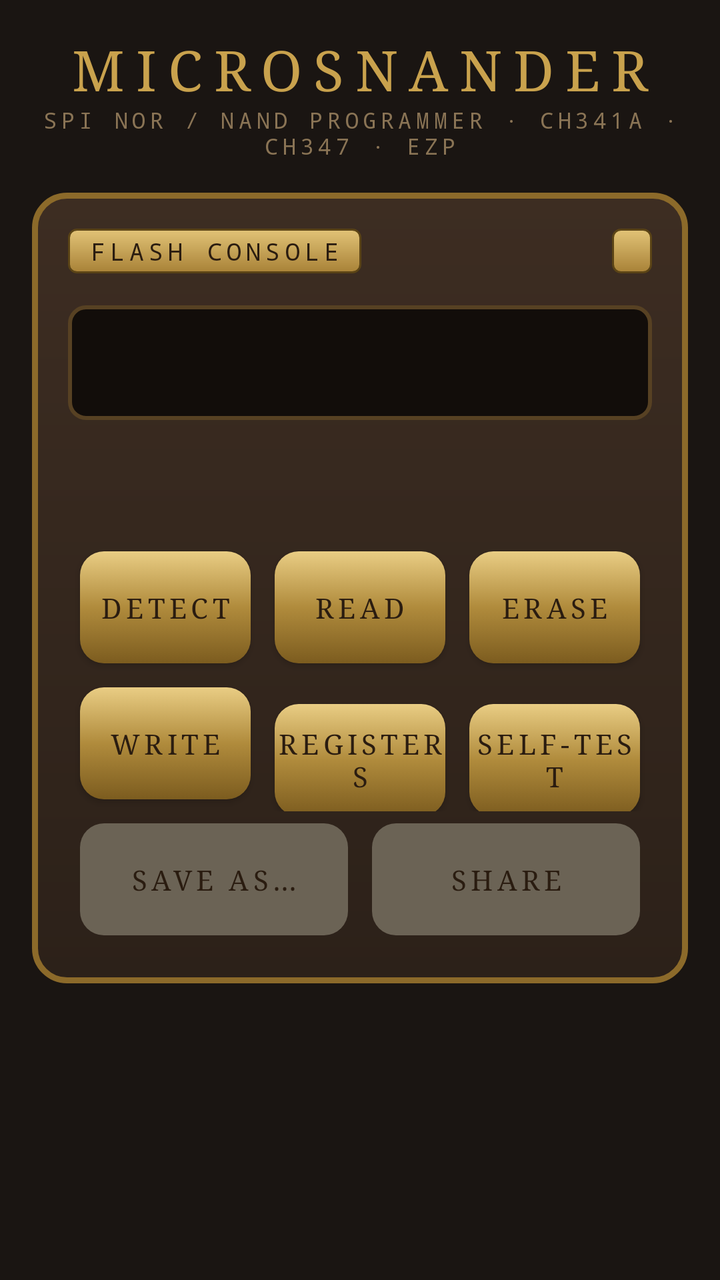
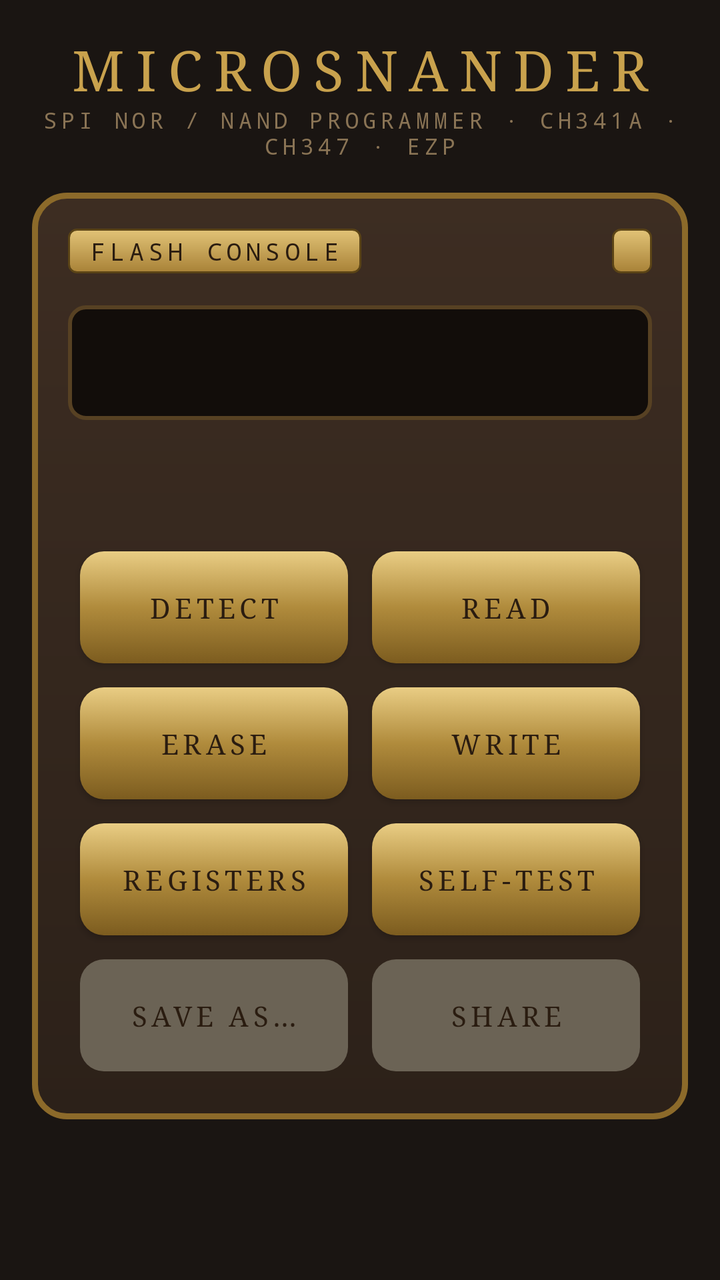

An Android layout rendered at two revisions. The XML below is the earlier revision; the diff shows what the commit changed to produce the second picture.
<!-- AndroidManifest.xml: application theme Theme.MicroSNANDer -->
<!-- res/layout/activity_main.xml -->
<?xml version="1.0" encoding="utf-8"?>
<ScrollView xmlns:android="http://schemas.android.com/apk/res/android"
    android:layout_width="match_parent"
    android:layout_height="match_parent"
    android:fillViewport="true">

    <LinearLayout
        android:layout_width="match_parent"
        android:layout_height="wrap_content"
        android:gravity="center_horizontal"
        android:orientation="vertical"
        android:padding="16dp">

        <TextView
            android:layout_width="wrap_content"
            android:layout_height="wrap_content"
            android:fontFamily="serif"
            android:letterSpacing="0.2"
            android:text="@string/app_name"
            android:textAllCaps="true"
            android:textColor="@color/brass"
            android:textSize="28sp" />

        <TextView
            android:layout_width="wrap_content"
            android:layout_height="wrap_content"
            android:layout_marginBottom="16dp"
            android:fontFamily="monospace"
            android:gravity="center"
            android:letterSpacing="0.2"
            android:text="@string/subtitle"
            android:textAllCaps="true"
            android:textColor="@color/dim"
            android:textSize="11sp" />

        <LinearLayout
            android:layout_width="match_parent"
            android:layout_height="wrap_content"
            android:background="@drawable/panel"
            android:orientation="vertical"
            android:padding="18dp">

            <LinearLayout
                android:layout_width="match_parent"
                android:layout_height="wrap_content"
                android:orientation="horizontal">

                <TextView
                    style="@style/Plate"
                    android:layout_width="wrap_content"
                    android:layout_height="wrap_content"
                    android:text="@string/console" />

                <View
                    android:layout_width="0dp"
                    android:layout_height="1dp"
                    android:layout_weight="1" />

                <TextView
                    android:id="@+id/version"
                    style="@style/Plate"
                    android:layout_width="wrap_content"
                    android:layout_height="wrap_content" />
            </LinearLayout>

            <TextView
                android:id="@+id/state"
                android:layout_width="match_parent"
                android:layout_height="wrap_content"
                android:layout_marginTop="16dp"
                android:background="@drawable/display"
                android:fontFamily="monospace"
                android:letterSpacing="0.15"
                android:padding="14dp"
                android:textColor="@color/amber"
                android:textSize="22sp" />

            <ProgressBar
                android:id="@+id/bar"
                style="@android:style/Widget.Material.ProgressBar.Horizontal"
                android:layout_width="match_parent"
                android:layout_height="wrap_content"
                android:layout_marginTop="8dp"
                android:max="100"
                android:progressTint="@color/amber"
                android:visibility="invisible" />

            <TextView
                android:id="@+id/meta"
                android:layout_width="match_parent"
                android:layout_height="wrap_content"
                android:layout_marginTop="6dp"
                android:fontFamily="monospace"
                android:lineSpacingMultiplier="1.2"
                android:textColor="@color/dim"
                android:textSize="13sp" />

            <LinearLayout
                android:layout_width="match_parent"
                android:layout_height="wrap_content"
                android:layout_marginTop="12dp"
                android:orientation="vertical">
            <LinearLayout
                android:layout_width="match_parent"
                android:layout_height="wrap_content"
                android:orientation="horizontal">
                <Button
                    android:id="@+id/b_detect"
                    style="@style/Brass"
                    android:layout_width="0dp"
                    android:layout_height="wrap_content"
                    android:layout_weight="1"
                    android:text="@string/detect" />
                <Button
                    android:id="@+id/b_read"
                    style="@style/Brass"
                    android:layout_width="0dp"
                    android:layout_height="wrap_content"
                    android:layout_weight="1"
                    android:text="@string/read" />
                <Button
                    android:id="@+id/b_erase"
                    style="@style/Brass"
                    android:layout_width="0dp"
                    android:layout_height="wrap_content"
                    android:layout_weight="1"
                    android:text="@string/erase" />
            </LinearLayout>
            <LinearLayout
                android:layout_width="match_parent"
                android:layout_height="wrap_content"
                android:orientation="horizontal">
                <Button
                    android:id="@+id/b_write"
                    style="@style/Brass"
                    android:layout_width="0dp"
                    android:layout_height="wrap_content"
                    android:layout_weight="1"
                    android:text="@string/write" />
                <Button
                    android:id="@+id/b_registers"
                    style="@style/Brass"
                    android:layout_width="0dp"
                    android:layout_height="wrap_content"
                    android:layout_weight="1"
                    android:text="@string/registers" />
                <Button
                    android:id="@+id/b_selftest"
                    style="@style/Brass"
                    android:layout_width="0dp"
                    android:layout_height="wrap_content"
                    android:layout_weight="1"
                    android:text="@string/selftest" />
            </LinearLayout>
            <LinearLayout
                android:layout_width="match_parent"
                android:layout_height="wrap_content"
                android:orientation="horizontal">
                <Button
                    android:id="@+id/b_save_as"
                    style="@style/Brass"
                    android:layout_width="0dp"
                    android:layout_height="wrap_content"
                    android:layout_weight="1"
                    android:enabled="false"
                    android:text="@string/save_as" />
                <Button
                    android:id="@+id/b_share"
                    style="@style/Brass"
                    android:layout_width="0dp"
                    android:layout_height="wrap_content"
                    android:layout_weight="1"
                    android:enabled="false"
                    android:text="@string/share" />
            </LinearLayout>
            </LinearLayout>
        </LinearLayout>

        <LinearLayout
            android:id="@+id/regs_panel"
            android:layout_width="match_parent"
            android:layout_height="wrap_content"
            android:layout_marginTop="16dp"
            android:background="@drawable/panel"
            android:orientation="vertical"
            android:padding="18dp"
            android:visibility="gone">

            <LinearLayout
                android:layout_width="match_parent"
                android:layout_height="wrap_content"
                android:orientation="horizontal">

                <TextView
                    style="@style/Plate"
                    android:layout_width="wrap_content"
                    android:layout_height="wrap_content"
                    android:text="@string/status_registers" />

                <View
                    android:layout_width="0dp"
                    android:layout_height="1dp"
                    android:layout_weight="1" />

                <TextView
                    android:id="@+id/regs_title"
                    style="@style/Plate"
                    android:layout_width="wrap_content"
                    android:layout_height="wrap_content" />
            </LinearLayout>

            <GridLayout
                android:id="@+id/regs"
                android:layout_width="wrap_content"
                android:layout_height="wrap_content"
                android:layout_gravity="center_horizontal"
                android:layout_marginTop="12dp"
                android:columnCount="9" />

            <TextView
                android:layout_width="match_parent"
                android:layout_height="wrap_content"
                android:layout_marginTop="10dp"
                android:fontFamily="monospace"
                android:text="@string/registers_note"
                android:textColor="@color/dim"
                android:textSize="11sp" />

            <Button
                android:id="@+id/b_unprotect"
                style="@style/Brass"
                android:layout_width="wrap_content"
                android:layout_height="wrap_content"
                android:layout_gravity="end"
                android:paddingLeft="24dp"
                android:paddingRight="24dp"
                android:text="@string/unprotect" />
        </LinearLayout>
    </LinearLayout>
</ScrollView>
<!-- resources referenced by this layout -->
<resources>
  <color name="amber">#ffb347</color>
  <color name="brass">#c9a24d</color>
  <color name="dim">#8a7455</color>
  <!-- drawable display (drawable) -->
  <?xml version="1.0" encoding="utf-8"?>
  <shape xmlns:android="http://schemas.android.com/apk/res/android">
      <corners android:radius="8dp" />
      <stroke android:width="2dp" android:color="#574123" />
      <solid android:color="#120d0a" />
  </shape>
  <!-- drawable panel (drawable) -->
  <?xml version="1.0" encoding="utf-8"?>
  <shape xmlns:android="http://schemas.android.com/apk/res/android">
      <corners android:radius="16dp" />
      <stroke android:width="3dp" android:color="@color/brass2" />
      <gradient android:angle="270" android:startColor="@color/panel2" android:endColor="@color/panel" />
  </shape>
  <string name="app_name">MicroSNANDer</string>
  <string name="console">FLASH CONSOLE</string>
  <string name="detect">Detect</string>
  <string name="erase">Erase</string>
  <string name="read">Read</string>
  <string name="registers">Registers</string>
  <string name="registers_note">Bit names as on most Winbond-type chips. Amber: a protection bit. Clear protection clears BP, SRP and CMP, as -u does, and keeps QE.</string>
  <string name="save_as">Save as…</string>
  <string name="selftest">Self-test</string>
  <string name="share">Share</string>
  <string name="status_registers">STATUS REGISTERS</string>
  <string name="subtitle">SPI NOR / NAND programmer · CH341A · CH347 · EZP</string>
  <string name="unprotect">Clear protection</string>
  <string name="write">Write</string>
  <style name="Brass" parent="android:Widget.Material.Button">
          <item name="android:background">@drawable/brass_button</item>
          <item name="android:textColor">@color/ink_dark</item>
          <item name="android:textSize">14sp</item>
          <item name="android:letterSpacing">0.15</item>
          <item name="android:fontFamily">serif</item>
          <item name="android:minHeight">56dp</item>
          <item name="android:layout_margin">6dp</item>
          <item name="android:focusable">true</item>
      </style>
  <style name="Plate">
          <item name="android:background">@drawable/plate</item>
          <item name="android:textColor">@color/ink_dark</item>
          <item name="android:fontFamily">monospace</item>
          <item name="android:textSize">12sp</item>
          <item name="android:letterSpacing">0.2</item>
          <item name="android:paddingLeft">10dp</item>
          <item name="android:paddingRight">10dp</item>
          <item name="android:paddingTop">3dp</item>
          <item name="android:paddingBottom">3dp</item>
      </style>
  <style name="Theme.MicroSNANDer" parent="android:Theme.Material.NoActionBar">
          <item name="android:windowBackground">@color/bg</item>
          <item name="android:colorPrimary">@color/panel</item>
          <item name="android:colorPrimaryDark">@color/bg</item>
          <item name="android:colorAccent">@color/amber</item>
          <item name="android:textColor">@color/ink</item>
      </style>
  <color name="brass2">#8c6a2a</color>
  <color name="panel2">#3d2d22</color>
  <color name="panel">#2c2119</color>
  <color name="ink_dark">#2a1c10</color>
  <!-- drawable plate (drawable) -->
  <?xml version="1.0" encoding="utf-8"?>
  <shape xmlns:android="http://schemas.android.com/apk/res/android">
      <corners android:radius="4dp" />
      <stroke android:width="1dp" android:color="#5b4416" />
      <gradient android:angle="270" android:startColor="#e2c377" android:endColor="#a88237" />
  </shape>
  <color name="bg">#1a1512</color>
  <color name="ink">#e8d9b8</color>
  <!-- unchanged entries left out for length: 1 -->
</resources>

<!-- the commit's change to res/layout/activity_main.xml (unified diff, before → after) -->
@@ -118,6 +118,11 @@
                     android:layout_height="wrap_content"
                     android:layout_weight="1"
                     android:text="@string/read" />
+            </LinearLayout>
+            <LinearLayout
+                android:layout_width="match_parent"
+                android:layout_height="wrap_content"
+                android:orientation="horizontal">
                 <Button
                     android:id="@+id/b_erase"
                     style="@style/Brass"
@@ -125,11 +130,6 @@
                     android:layout_height="wrap_content"
                     android:layout_weight="1"
                     android:text="@string/erase" />
-            </LinearLayout>
-            <LinearLayout
-                android:layout_width="match_parent"
-                android:layout_height="wrap_content"
-                android:orientation="horizontal">
                 <Button
                     android:id="@+id/b_write"
                     style="@style/Brass"
@@ -137,6 +137,11 @@
                     android:layout_height="wrap_content"
                     android:layout_weight="1"
                     android:text="@string/write" />
+            </LinearLayout>
+            <LinearLayout
+                android:layout_width="match_parent"
+                android:layout_height="wrap_content"
+                android:orientation="horizontal">
                 <Button
                     android:id="@+id/b_registers"
                     style="@style/Brass"
